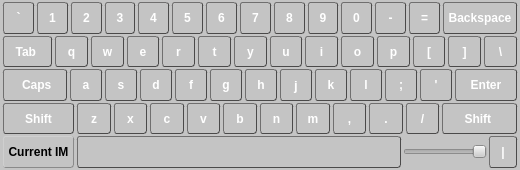
The window that qin/src/QVirtualKeyboard.ui (aitjcize/Qin) describes before a commit, drawn with Qt 5.
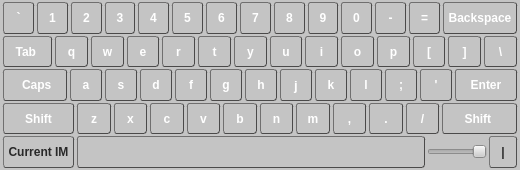
The same window after the commit.

Commit message: Qin.QVirtualKeyboard: Add button to change the location of virtual keyboard.

Patch:
```diff
--- a/qin/src/QVirtualKeyboard.ui
+++ b/qin/src/QVirtualKeyboard.ui
@@ -22,17 +22,12 @@
     <height>170</height>
    </size>
   </property>
-  <property name="maximumSize">
-   <size>
-    <width>520</width>
-    <height>178</height>
-   </size>
-  </property>
   <property name="windowTitle">
    <string>Form</string>
   </property>
   <property name="styleSheet">
    <string notr="true">QWidget {
+	/* Normal */
     background: #C4C4C4;
 }
 
@@ -58,28 +53,35 @@
 }
 
 QToolButton {
-    min-height: 1.5em;
     font: 1em;
     font-weight: bold;
     margin: 0 1px 0 1px;
-    color: white;
+
+	/* Normal */
+	color: white;
+    border-color: #4b4a4a;
     background-color: qlineargradient(x1: 0, y1: 0, x2: 0, y2: 1,
                                       stop: 0 #707070, stop: 1 #353434);
+	/* Glossy */
+    /*color: white;
+    border-color: #4b4a4a;
+	background-color: qlineargradient(x1: 0, y1: 0, x2: 0, y2: 1,
+                                      stop: 0 #838085, stop: 0.49 #5D5B5E,
+									  stop: 0.5 #49474A, stop: 1 #323133);*/
     border-style: outset;
     border-radius: 3px;
     border-width: 1px;
-    border-color: #4b4a4a;
 }
- 
-/* This is style when button is pressed */
+
 QToolButton:pressed {
     background-color: qlineargradient(x1: 0, y1: 0, x2: 0, y2: 1,
                                       stop: 0 #74c200, stop: 1 #3ca700);
 }
 
 QToolButton:on {
+	color: white;
     background-color: qlineargradient(x1: 0, y1: 0, x2: 0, y2: 1,
-                                      stop: 0 #74c200, stop: 1 #3ca700);
+                                      stop: 0 #2D7D00, stop: 1 #7ED403);
 }
 </string>
   </property>
@@ -87,6 +89,9 @@
    <property name="spacing">
     <number>0</number>
    </property>
+   <property name="sizeConstraint">
+    <enum>QLayout::SetMinAndMaxSize</enum>
+   </property>
    <property name="margin">
     <number>2</number>
    </property>
@@ -96,7 +101,7 @@
       <number>2</number>
      </property>
      <property name="sizeConstraint">
-      <enum>QLayout::SetDefaultConstraint</enum>
+      <enum>QLayout::SetFixedSize</enum>
      </property>
      <property name="topMargin">
       <number>0</number>
@@ -1554,54 +1559,24 @@
           </font>
          </property>
          <property name="styleSheet">
-          <string notr="true">QWidget {
-    background: #C4C4C4;
-}
-
-QPushButton {
-    min-height: 1.5em;
-    font: 1em;
-    /*font-weight: bold;*/
-    margin: 0 0 0 0;
-    color: black;
-    background-color: qlineargradient(x1: 0, y1: 0, x2: 0, y2: 1,
-                                      stop: 0 #FFFFFF, stop: 1 #B3B3B3);
-    border-style: groove;
-    border-width: 1px;
-	/* We don't want only one border line between buttons */
-	border-right: 0px;
-    /*border-radius: 1px;*/
-	border-color: #8A8A8A;
-}
-
-QPushButton:pressed {
-    background-color: qlineargradient(x1: 0, y1: 0, x2: 0, y2: 1,
-                                      stop: 0 #878787, stop: 1 #AFAFAF);
-}
-
-QToolButton {
+          <string notr="true">QToolButton {
     min-height: 1.5em;
     font: 1em;
     font-weight: bold;
     margin: 0 1px 0 1px;
-    color: black;
+    color: #292929;
     background-color: qlineargradient(x1: 0, y1: 0, x2: 0, y2: 1,
-                                      stop: 0 #FFFFFF, stop: 1 #B3B3B3);
+                                      stop: 0 #FFFFFF, stop: 0.7 #B3B3B3);
     border-style: outset;
     border-radius: 3px;
     border-width: 1px;
-	border-color: #8A8A8A;
+	border-color: #4F4F4F;
 }
- 
-/* This is style when button is pressed */
+
 QToolButton:pressed {
-    background-color: qlineargradient(x1: 0, y1: 0, x2: 0, y2: 1,
-                                      stop: 0 #74c200, stop: 1 #3ca700);
-}
-
-QToolButton:on {
-    background-color: qlineargradient(x1: 0, y1: 0, x2: 0, y2: 1,
-                                      stop: 0 #74c200, stop: 1 #3ca700);
+	color: white;
+	background-color: qlineargradient(x1: 0, y1: 0, x2: 0, y2: 1,
+                                      stop: 0 #2D7D00, stop: 1 #7ED403);
 }
 </string>
          </property>
@@ -1644,6 +1619,12 @@
            <verstretch>0</verstretch>
           </sizepolicy>
          </property>
+         <property name="maximumSize">
+          <size>
+           <width>60</width>
+           <height>16777215</height>
+          </size>
+         </property>
          <property name="orientation">
           <enum>Qt::Horizontal</enum>
          </property>
@@ -1660,6 +1641,12 @@
            <verstretch>0</verstretch>
           </sizepolicy>
          </property>
+         <property name="minimumSize">
+          <size>
+           <width>30</width>
+           <height>25</height>
+          </size>
+         </property>
          <property name="font">
           <font>
            <weight>75</weight>
@@ -1667,11 +1654,30 @@
            <bold>true</bold>
           </font>
          </property>
-         <property name="accessibleName">
-          <string/>
+         <property name="styleSheet">
+          <string notr="true">QToolButton {
+    min-height: 1.5em;
+    font: 1em;
+    font-weight: bold;
+    margin: 0 1px 0 1px;
+    color: #292929;
+    background-color: qlineargradient(x1: 0, y1: 0, x2: 0, y2: 1,
+                                      stop: 0 #FFFFFF, stop: 0.7 #B3B3B3);
+    border-style: outset;
+    border-radius: 3px;
+    border-width: 1px;
+	border-color: #4F4F4F;
+}
+
+QToolButton:pressed {
+	color: white;
+	background-color: qlineargradient(x1: 0, y1: 0, x2: 0, y2: 1,
+                                      stop: 0 #2D7D00, stop: 1 #7ED403);
+}
+</string>
          </property>
          <property name="text">
-          <string>  |  </string>
+          <string>|</string>
          </property>
          <property name="checkable">
           <bool>true</bool>
```
Left out of the diff: 9 changed lines with no effect on the pictures. The commit also changes 2 other files.
